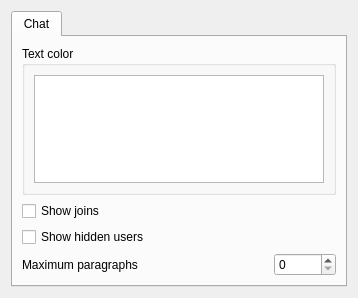
The window that eiskaltdcpp/ui/UISettingsGUI.ui (eiskaltdcpp/eiskaltdcpp) describes before a commit, drawn with Qt 5.
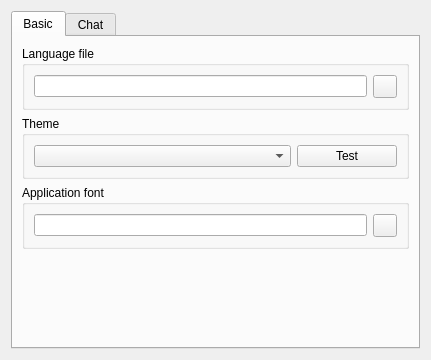
The same window after the commit.

Commit message: basic gui settings, some other fixes

The edit to the form file:
```diff
--- a/eiskaltdcpp/ui/UISettingsGUI.ui
+++ b/eiskaltdcpp/ui/UISettingsGUI.ui
@@ -6,8 +6,8 @@
    <rect>
     <x>0</x>
     <y>0</y>
-    <width>358</width>
-    <height>298</height>
+    <width>431</width>
+    <height>360</height>
    </rect>
   </property>
   <property name="windowTitle">
@@ -19,6 +19,89 @@
      <property name="currentIndex">
       <number>0</number>
      </property>
+     <widget class="QWidget" name="tab_2">
+      <attribute name="title">
+       <string>Basic</string>
+      </attribute>
+      <layout class="QGridLayout" name="gridLayout_4">
+       <item row="0" column="0">
+        <widget class="QGroupBox" name="groupBox_2">
+         <property name="title">
+          <string>Language file</string>
+         </property>
+         <layout class="QGridLayout" name="gridLayout_6">
+          <item row="0" column="0">
+           <widget class="QLineEdit" name="lineEdit_LANGFILE"/>
+          </item>
+          <item row="0" column="1">
+           <widget class="QToolButton" name="toolButton_LANGBROWSE">
+            <property name="text">
+             <string/>
+            </property>
+           </widget>
+          </item>
+         </layout>
+        </widget>
+       </item>
+       <item row="1" column="0">
+        <widget class="QGroupBox" name="groupBox_3">
+         <property name="title">
+          <string>Theme</string>
+         </property>
+         <layout class="QGridLayout" name="gridLayout_5">
+          <item row="0" column="0">
+           <widget class="QComboBox" name="comboBox_THEMES"/>
+          </item>
+          <item row="0" column="1">
+           <widget class="QPushButton" name="pushButton_TEST">
+            <property name="maximumSize">
+             <size>
+              <width>100</width>
+              <height>16777215</height>
+             </size>
+            </property>
+            <property name="text">
+             <string>Test</string>
+            </property>
+           </widget>
+          </item>
+         </layout>
+        </widget>
+       </item>
+       <item row="2" column="0">
+        <widget class="QGroupBox" name="groupBox_4">
+         <property name="title">
+          <string>Application font</string>
+         </property>
+         <layout class="QGridLayout" name="gridLayout_7">
+          <item row="0" column="0">
+           <widget class="QLineEdit" name="lineEdit_APPFONT"/>
+          </item>
+          <item row="0" column="1">
+           <widget class="QToolButton" name="toolButton_APPFONTBROWSE">
+            <property name="text">
+             <string/>
+            </property>
+           </widget>
+          </item>
+         </layout>
+        </widget>
+       </item>
+       <item row="3" column="0">
+        <spacer name="verticalSpacer">
+         <property name="orientation">
+          <enum>Qt::Vertical</enum>
+         </property>
+         <property name="sizeHint" stdset="0">
+          <size>
+           <width>20</width>
+           <height>40</height>
+          </size>
+         </property>
+        </spacer>
+       </item>
+      </layout>
+     </widget>
      <widget class="QWidget" name="tab">
       <attribute name="title">
        <string>Chat</string>
```
The commit also changes 11 other files.
